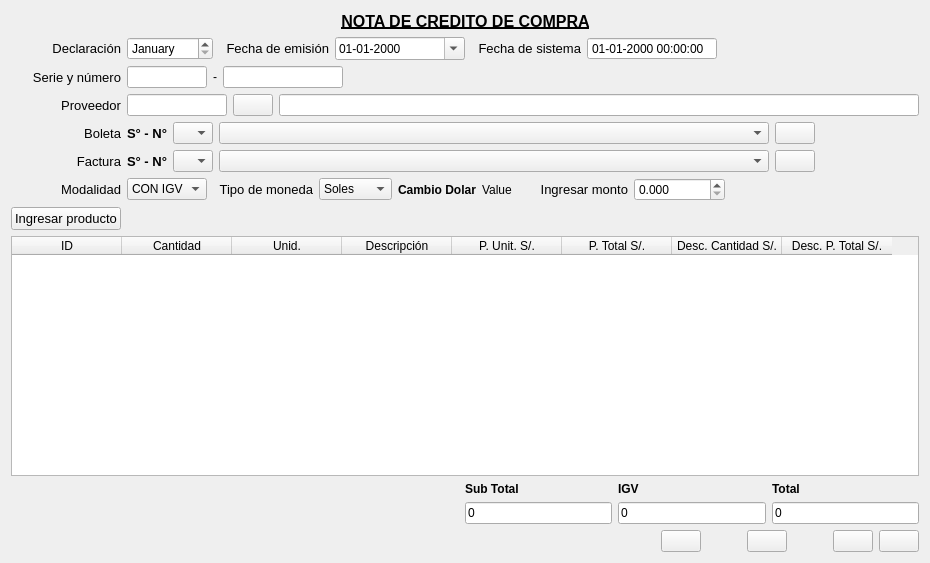
First picture: the form in Compra/compranotacredito.ui, repository radtek/manager, before the edit.
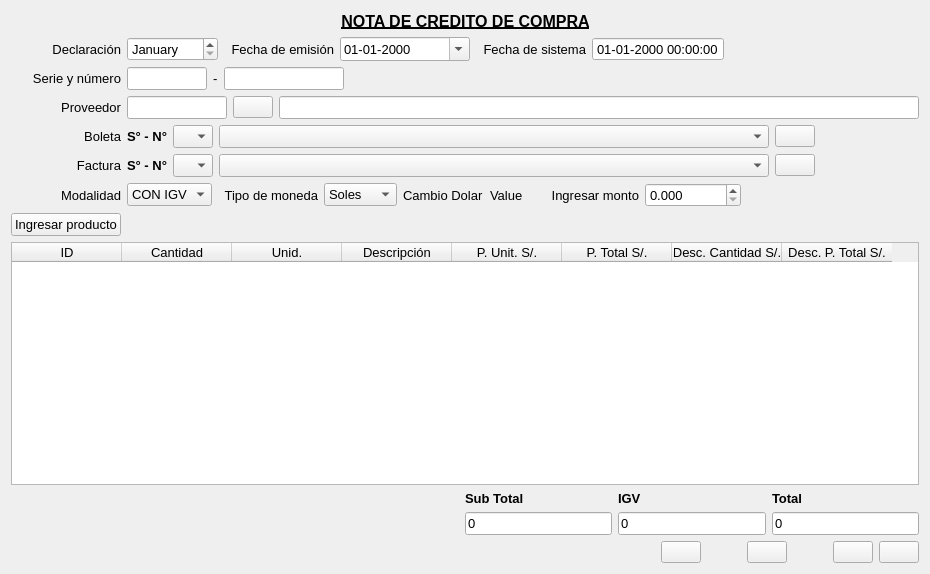
Second picture: the form after the edit. Icons and pictures are not drawn.

What changed in the file:
```diff
--- a/Compra/compranotacredito.ui
+++ b/Compra/compranotacredito.ui
@@ -7,7 +7,7 @@
     <x>0</x>
     <y>0</y>
     <width>930</width>
-    <height>563</height>
+    <height>574</height>
    </rect>
   </property>
   <property name="windowTitle">
@@ -72,6 +72,12 @@
          <height>0</height>
         </size>
        </property>
+       <property name="maximumSize">
+        <size>
+         <width>110</width>
+         <height>16777215</height>
+        </size>
+       </property>
        <property name="font">
         <font>
          <pointsize>10</pointsize>
@@ -87,6 +93,11 @@
      </item>
      <item>
       <widget class="QDateEdit" name="dateEdit_declaracion">
+       <property name="font">
+        <font>
+         <pointsize>10</pointsize>
+        </font>
+       </property>
        <property name="displayFormat">
         <string>MMMM</string>
        </property>
@@ -127,6 +138,11 @@
          <height>0</height>
         </size>
        </property>
+       <property name="font">
+        <font>
+         <pointsize>10</pointsize>
+        </font>
+       </property>
        <property name="displayFormat">
         <string>dd-MM-yyyy</string>
        </property>
@@ -170,6 +186,11 @@
          <height>0</height>
         </size>
        </property>
+       <property name="font">
+        <font>
+         <pointsize>10</pointsize>
+        </font>
+       </property>
        <property name="readOnly">
         <bool>true</bool>
        </property>
@@ -209,6 +230,12 @@
          <height>0</height>
         </size>
        </property>
+       <property name="maximumSize">
+        <size>
+         <width>110</width>
+         <height>16777215</height>
+        </size>
+       </property>
        <property name="font">
         <font>
          <pointsize>10</pointsize>
@@ -230,6 +257,11 @@
          <height>16777215</height>
         </size>
        </property>
+       <property name="font">
+        <font>
+         <pointsize>10</pointsize>
+        </font>
+       </property>
        <property name="inputMask">
         <string/>
        </property>
@@ -237,6 +269,11 @@
      </item>
      <item>
       <widget class="QLabel" name="label_menos">
+       <property name="font">
+        <font>
+         <pointsize>10</pointsize>
+        </font>
+       </property>
        <property name="text">
         <string>-</string>
        </property>
@@ -250,6 +287,11 @@
          <height>16777215</height>
         </size>
        </property>
+       <property name="font">
+        <font>
+         <pointsize>10</pointsize>
+        </font>
+       </property>
        <property name="inputMask">
         <string/>
        </property>
@@ -280,6 +322,12 @@
          <height>0</height>
         </size>
        </property>
+       <property name="maximumSize">
+        <size>
+         <width>110</width>
+         <height>16777215</height>
+        </size>
+       </property>
        <property name="font">
         <font>
          <pointsize>10</pointsize>
@@ -310,6 +358,11 @@
          <height>16777215</height>
         </size>
        </property>
+       <property name="font">
+        <font>
+         <pointsize>10</pointsize>
+        </font>
+       </property>
        <property name="readOnly">
         <bool>false</bool>
        </property>
@@ -337,6 +390,11 @@
          <height>0</height>
         </size>
        </property>
+       <property name="font">
+        <font>
+         <pointsize>10</pointsize>
+        </font>
+       </property>
       </widget>
      </item>
     </layout>
@@ -351,6 +409,12 @@
          <height>0</height>
         </size>
        </property>
+       <property name="maximumSize">
+        <size>
+         <width>110</width>
+         <height>16777215</height>
+        </size>
+       </property>
        <property name="font">
         <font>
          <pointsize>10</pointsize>
@@ -386,6 +450,11 @@
          <height>16777215</height>
         </size>
        </property>
+       <property name="font">
+        <font>
+         <pointsize>10</pointsize>
+        </font>
+       </property>
       </widget>
      </item>
      <item>
@@ -396,6 +465,11 @@
          <height>0</height>
         </size>
        </property>
+       <property name="font">
+        <font>
+         <pointsize>10</pointsize>
+        </font>
+       </property>
       </widget>
      </item>
      <item>
@@ -462,6 +536,12 @@
          <height>0</height>
         </size>
        </property>
+       <property name="maximumSize">
+        <size>
+         <width>110</width>
+         <height>16777215</height>
+        </size>
+       </property>
        <property name="font">
         <font>
          <pointsize>10</pointsize>
@@ -497,6 +577,11 @@
          <height>16777215</height>
         </size>
        </property>
+       <property name="font">
+        <font>
+         <pointsize>10</pointsize>
+        </font>
+       </property>
       </widget>
      </item>
      <item>
@@ -507,6 +592,11 @@
          <height>0</height>
         </size>
        </property>
+       <property name="font">
+        <font>
+         <pointsize>10</pointsize>
+        </font>
+       </property>
       </widget>
      </item>
      <item>
@@ -573,6 +663,12 @@
          <height>0</height>
         </size>
        </property>
+       <property name="maximumSize">
+        <size>
+         <width>110</width>
+         <height>16777215</height>
+        </size>
+       </property>
        <property name="font">
         <font>
          <pointsize>10</pointsize>
@@ -588,6 +684,11 @@
      </item>
      <item>
       <widget class="QComboBox" name="comboBox_modalidad">
+       <property name="font">
+        <font>
+         <pointsize>10</pointsize>
+        </font>
+       </property>
        <item>
         <property name="text">
          <string>CON IGV</string>
@@ -623,6 +724,11 @@
      </item>
      <item>
       <widget class="QComboBox" name="comboBox_moneda">
+       <property name="font">
+        <font>
+         <pointsize>10</pointsize>
+        </font>
+       </property>
        <property name="editable">
         <bool>false</bool>
        </property>
@@ -642,8 +748,9 @@
       <widget class="QLabel" name="label_cambio_dolar">
        <property name="font">
         <font>
-         <weight>75</weight>
-         <bold>true</bold>
+         <pointsize>10</pointsize>
+         <weight>50</weight>
+         <bold>false</bold>
         </font>
        </property>
        <property name="styleSheet">
@@ -656,6 +763,11 @@
      </item>
      <item>
       <widget class="QLabel" name="label_cambio_dolar_value">
+       <property name="font">
+        <font>
+         <pointsize>10</pointsize>
+        </font>
+       </property>
        <property name="text">
         <string>Value</string>
        </property>
@@ -687,6 +799,11 @@
      </item>
      <item>
       <widget class="QDoubleSpinBox" name="doubleSpinBox_monto">
+       <property name="font">
+        <font>
+         <pointsize>10</pointsize>
+        </font>
+       </property>
        <property name="prefix">
         <string/>
        </property>
@@ -796,6 +913,11 @@
    </item>
    <item>
     <widget class="QTableWidget" name="tableWidget">
+     <property name="font">
+      <font>
+       <pointsize>10</pointsize>
+      </font>
+     </property>
      <attribute name="horizontalHeaderDefaultSectionSize">
       <number>110</number>
      </attribute>
@@ -860,6 +982,11 @@
       <layout class="QGridLayout" name="gridLayout">
        <item row="1" column="2">
         <widget class="QLineEdit" name="lineEdit_total">
+         <property name="font">
+          <font>
+           <pointsize>10</pointsize>
+          </font>
+         </property>
          <property name="text">
           <string>0</string>
          </property>
@@ -872,6 +999,7 @@
         <widget class="QLabel" name="label_subtotal">
          <property name="font">
           <font>
+           <pointsize>10</pointsize>
            <weight>75</weight>
            <bold>true</bold>
           </font>
@@ -885,6 +1013,7 @@
         <widget class="QLabel" name="label_total">
          <property name="font">
           <font>
+           <pointsize>10</pointsize>
            <weight>75</weight>
            <bold>true</bold>
           </font>
@@ -896,6 +1025,11 @@
        </item>
        <item row="1" column="0">
         <widget class="QLineEdit" name="lineEdit_subtotal">
+         <property name="font">
+          <font>
+           <pointsize>10</pointsize>
+          </font>
+         </property>
          <property name="text">
           <string>0</string>
          </property>
@@ -908,6 +1042,7 @@
         <widget class="QLabel" name="label_igv">
          <property name="font">
           <font>
+           <pointsize>10</pointsize>
            <weight>75</weight>
            <bold>true</bold>
           </font>
@@ -919,6 +1054,11 @@
        </item>
        <item row="1" column="1">
         <widget class="QLineEdit" name="lineEdit_igv">
+         <property name="font">
+          <font>
+           <pointsize>10</pointsize>
+          </font>
+         </property>
          <property name="text">
           <string>0</string>
          </property>
```
